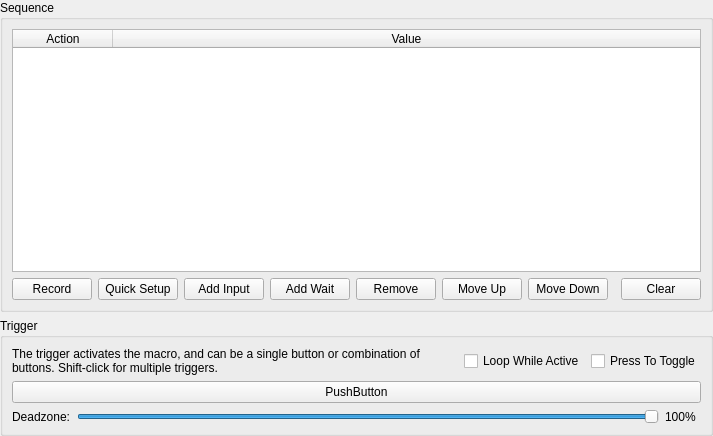
The window that src/duckstation-qt/controllermacroeditwidget.ui (stenzek/duckstation) describes before a commit, drawn with Qt 5.
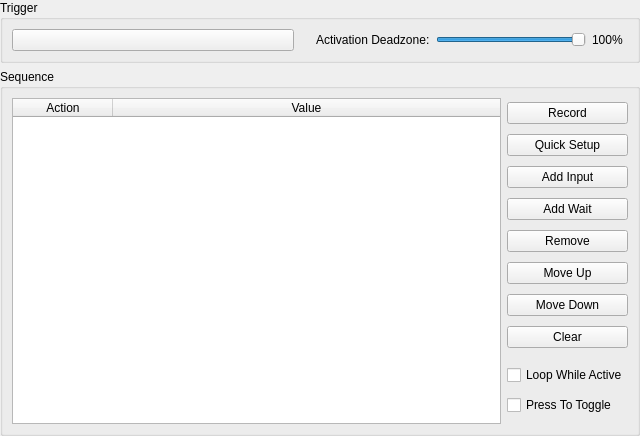
The same window after the commit. Icons and pictures are not drawn. Custom widgets are drawn as their Qt base class.

Commit message:
Qt: Improve the macro editor UI
Less wasted vertical space, get rid of the splitter, etc.

Patch:
```diff
--- a/src/duckstation-qt/controllermacroeditwidget.ui
+++ b/src/duckstation-qt/controllermacroeditwidget.ui
@@ -10,7 +10,7 @@
     <height>436</height>
    </rect>
   </property>
-  <layout class="QVBoxLayout" name="verticalLayout" stretch="1,0">
+  <layout class="QVBoxLayout" name="verticalLayout" stretch="0,1">
    <property name="leftMargin">
     <number>0</number>
    </property>
@@ -23,6 +23,80 @@
    <property name="bottomMargin">
     <number>0</number>
    </property>
+   <item>
+    <widget class="QGroupBox" name="groupBox_2">
+     <property name="title">
+      <string>Trigger</string>
+     </property>
+     <layout class="QHBoxLayout" name="triggerLayout" stretch="1,0,0,0,0">
+      <item>
+       <widget class="InputBindingWidget" name="trigger">
+        <property name="toolTip">
+         <string>The trigger activates the macro, and can be a single button or combination of buttons. Shift-click for multiple triggers.</string>
+        </property>
+       </widget>
+      </item>
+      <item>
+       <spacer name="triggerSpacer">
+        <property name="orientation">
+         <enum>Qt::Orientation::Horizontal</enum>
+        </property>
+        <property name="sizeType">
+         <enum>QSizePolicy::Policy::Fixed</enum>
+        </property>
+        <property name="sizeHint" stdset="0">
+         <size>
+          <width>16</width>
+          <height>0</height>
+         </size>
+        </property>
+       </spacer>
+      </item>
+      <item>
+       <widget class="QLabel" name="label_4">
+        <property name="text">
+         <string>Activation Deadzone:</string>
+        </property>
+       </widget>
+      </item>
+      <item>
+       <widget class="QSlider" name="deadzone">
+        <property name="minimumSize">
+         <size>
+          <width>150</width>
+          <height>0</height>
+         </size>
+        </property>
+        <property name="minimum">
+         <number>0</number>
+        </property>
+        <property name="maximum">
+         <number>100</number>
+        </property>
+        <property name="value">
+         <number>100</number>
+        </property>
+        <property name="orientation">
+         <enum>Qt::Orientation::Horizontal</enum>
+        </property>
+       </widget>
+      </item>
+      <item>
+       <widget class="QLabel" name="deadzoneValue">
+        <property name="minimumSize">
+         <size>
+          <width>36</width>
+          <height>0</height>
+         </size>
+        </property>
+        <property name="text">
+         <string>100%</string>
+        </property>
+       </widget>
+      </item>
+     </layout>
+    </widget>
+   </item>
    <item>
     <widget class="QGroupBox" name="groupBox">
      <property name="title">
@@ -30,6 +104,8 @@
      </property>
      <layout class="QVBoxLayout" name="verticalLayout_2">
       <item>
+       <layout class="QHBoxLayout" name="sequenceLayout">
+        <item>
        <widget class="QTableWidget" name="sequence">
         <property name="selectionMode">
          <enum>QAbstractItemView::SelectionMode::SingleSelection</enum>
@@ -56,7 +132,7 @@
        </widget>
       </item>
       <item>
-       <layout class="QHBoxLayout" name="sequenceButtonsLayout">
+         <layout class="QVBoxLayout" name="sequenceButtonsLayout">
         <item>
          <widget class="QPushButton" name="record">
           <property name="text">
@@ -137,13 +213,6 @@
           </property>
          </widget>
         </item>
-        <item>
-         <spacer name="sequenceButtonsSpacer">
-          <property name="orientation">
-           <enum>Qt::Orientation::Horizontal</enum>
-          </property>
-         </spacer>
-        </item>
         <item>
          <widget class="QPushButton" name="clear">
           <property name="text">
@@ -155,31 +224,12 @@
           </property>
          </widget>
         </item>
-       </layout>
-      </item>
-     </layout>
-    </widget>
-   </item>
    <item>
-    <widget class="QGroupBox" name="groupBox_2">
-     <property name="title">
-      <string>Trigger</string>
-     </property>
-     <layout class="QVBoxLayout" name="verticalLayout_4">
-      <item>
-       <layout class="QHBoxLayout" name="horizontalLayout_5" stretch="1,0,0">
-        <item>
-         <widget class="QLabel" name="label">
-          <property name="text">
-           <string>The trigger activates the macro, and can be a single button or combination of buttons. Shift-click for multiple triggers.</string>
-          </property>
-          <property name="alignment">
-           <set>Qt::AlignmentFlag::AlignLeading|Qt::AlignmentFlag::AlignLeft|Qt::AlignmentFlag::AlignTop</set>
-          </property>
-          <property name="wordWrap">
-           <bool>true</bool>
-          </property>
-         </widget>
+           <spacer name="sequenceButtonsSpacer">
+            <property name="orientation">
+             <enum>Qt::Orientation::Vertical</enum>
+            </property>
+           </spacer>
         </item>
         <item>
          <widget class="QCheckBox" name="loop">
@@ -199,51 +249,6 @@
          </widget>
         </item>
        </layout>
-      </item>
-      <item>
-       <widget class="InputBindingWidget" name="trigger">
-        <property name="text">
-         <string notr="true">PushButton</string>
-        </property>
-       </widget>
-      </item>
-      <item>
-       <layout class="QHBoxLayout" name="deadzoneLayout" stretch="0,1,0">
-        <item>
-         <widget class="QLabel" name="label_4">
-          <property name="text">
-           <string>Deadzone:</string>
-          </property>
-         </widget>
-        </item>
-        <item>
-         <widget class="QSlider" name="deadzone">
-          <property name="minimum">
-           <number>0</number>
-          </property>
-          <property name="maximum">
-           <number>100</number>
-          </property>
-          <property name="value">
-           <number>100</number>
-          </property>
-          <property name="orientation">
-           <enum>Qt::Orientation::Horizontal</enum>
-          </property>
-         </widget>
-        </item>
-        <item>
-         <widget class="QLabel" name="deadzoneValue">
-          <property name="minimumSize">
-           <size>
-            <width>36</width>
-            <height>0</height>
-           </size>
-          </property>
-          <property name="text">
-           <string>100%</string>
-          </property>
-         </widget>
         </item>
        </layout>
       </item>
```
Left out of the diff: 3 changed lines with no effect on the pictures. Lines whose indentation alone changed are shown as unchanged. The commit also changes 3 other files.
